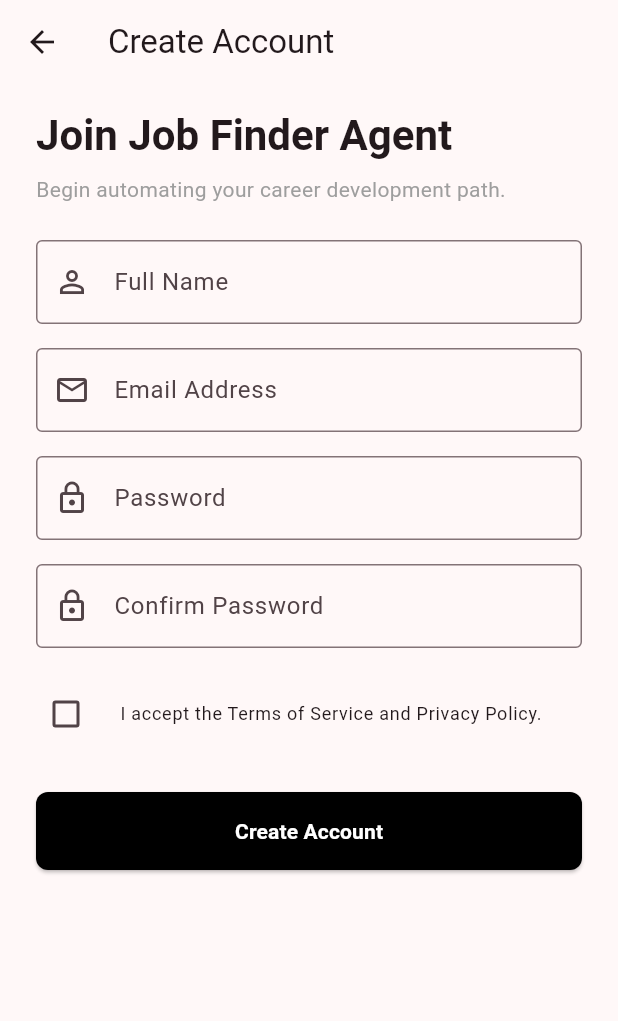
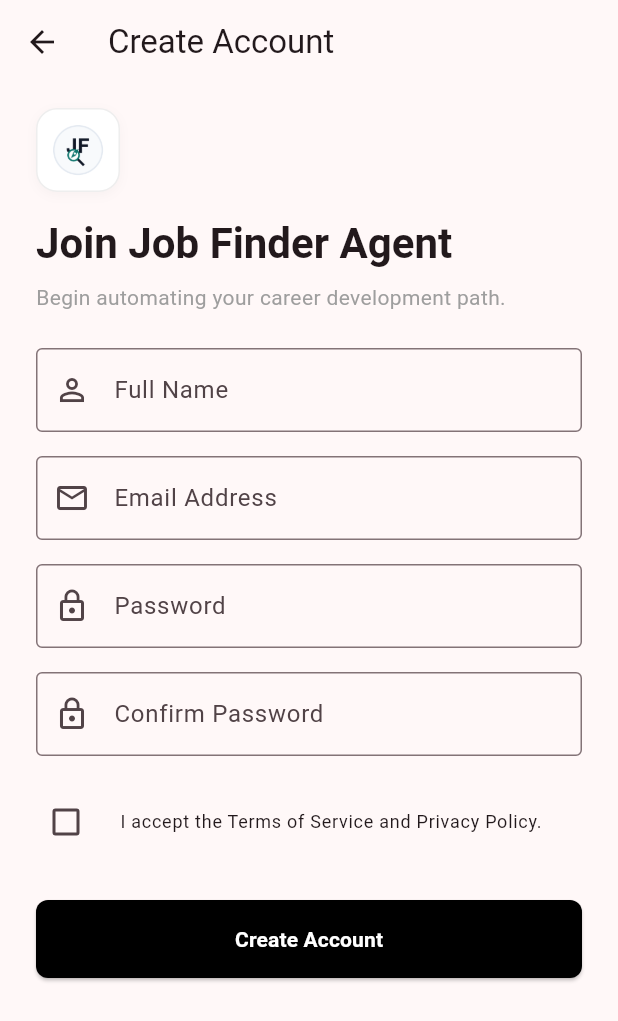
Before and after one commit to VRustam/job-finder-agent, a Flutter app: the screen it shows after launch, after a tap on "Sign Up", on a phone screen of 412 x 824 dp. Shown: the top 1021 px of the screen. Run offline on Flutter 3.47's test engine with Material 3 defaults, Android fonts, the phone set to English and light mode, and no system bars; our stand-ins replace supabase_flutter; accounts and stored records are empty.

Commit message:
design: update app logo assets for both web and mobile screens and generate native app launcher icons

```diff
--- a/apps/mobile/lib/features/auth/sign_in_screen.dart
+++ b/apps/mobile/lib/features/auth/sign_in_screen.dart
@@ -96,20 +96,31 @@ class _SignInScreenState extends State<SignInScreen> {
                 mainAxisAlignment: MainAxisAlignment.center,
                 crossAxisAlignment: CrossAxisAlignment.stretch,
                 children: [
-                  // Logo Placeholder
+                  // Logo
                   Align(
                     alignment: Alignment.center,
                     child: Container(
-                      width: 64,
-                      height: 64,
+                      width: 72,
+                      height: 72,
+                      padding: const EdgeInsets.all(6.0),
                       decoration: BoxDecoration(
-                        color: isDark ? Colors.white : Colors.black,
-                        borderRadius: BorderRadius.circular(16),
+                        color: Colors.white,
+                        borderRadius: BorderRadius.circular(18),
+                        border: Border.all(color: Colors.grey.shade200, width: 1),
+                        boxShadow: [
+                          BoxShadow(
+                            color: Colors.black.withOpacity(0.05),
+                            blurRadius: 10,
+                            offset: const Offset(0, 4),
+                          ),
+                        ],
                       ),
-                      child: Icon(
-                        Icons.auto_awesome,
-                        color: isDark ? Colors.black : Colors.white,
-                        size: 36,
+                      child: ClipRRect(
+                        borderRadius: BorderRadius.circular(12),
+                        child: Image.asset(
+                          'assets/logo.png',
+                          fit: BoxFit.contain,
+                        ),
                       ),
                     ),
                   ),
--- a/apps/mobile/lib/features/auth/sign_up_screen.dart
+++ b/apps/mobile/lib/features/auth/sign_up_screen.dart
@@ -137,6 +137,34 @@ class _SignUpScreenState extends State<SignUpScreen> {
             child: Column(
               crossAxisAlignment: CrossAxisAlignment.stretch,
               children: [
+                Align(
+                  alignment: Alignment.centerLeft,
+                  child: Container(
+                    width: 56,
+                    height: 56,
+                    margin: const EdgeInsets.only(bottom: 16),
+                    padding: const EdgeInsets.all(4.0),
+                    decoration: BoxDecoration(
+                      color: Colors.white,
+                      borderRadius: BorderRadius.circular(14),
+                      border: Border.all(color: Colors.grey.shade200, width: 1),
+                      boxShadow: [
+                        BoxShadow(
+                          color: Colors.black.withOpacity(0.03),
+                          blurRadius: 6,
+                          offset: const Offset(0, 2),
+                        ),
+                      ],
+                    ),
+                    child: ClipRRect(
+                      borderRadius: BorderRadius.circular(10),
+                      child: Image.asset(
+                        'assets/logo.png',
+                        fit: BoxFit.contain,
+                      ),
+                    ),
+                  ),
+                ),
                 Text(
                   'Join Job Finder Agent',
                   style: theme.textTheme.headlineMedium?.copyWith(
```
Also changed, not shown: apps/mobile/pubspec.yaml (+10 -0 lines), apps/mobile/assets/logo.png (added), apps/mobile/pubspec.lock, 31 other files.
